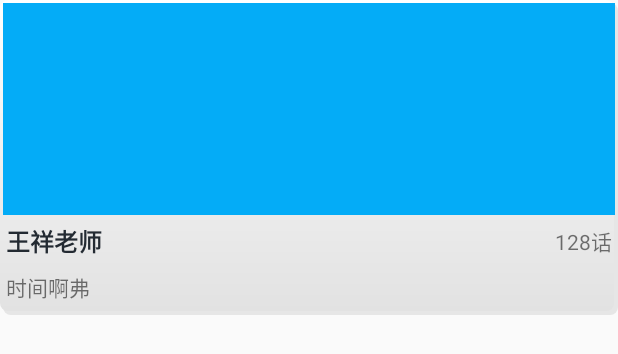
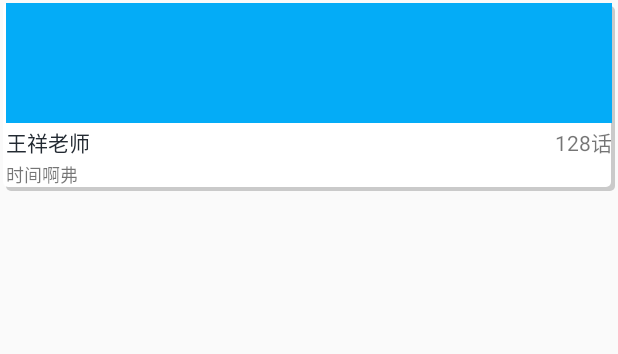
Before and after one commit to huaer123/MengAnime, an Android app: the layout item_cartoon_recommend.xml on its own in the app's theme, with its tools: preview values and no code run, on a phone screen of 412 x 824 dp. Shown: the top 354 px of the screen. Run offline under Robolectric (Android 15) with nearby library versions, the phone set to English and light mode, and no system bars.

Commit message:
精彩推荐/热门连载大致布局

```diff
--- a/app/src/main/java/com/menganime/fragment/cartoonfragment/RecommendFragment.java
+++ b/app/src/main/java/com/menganime/fragment/cartoonfragment/RecommendFragment.java
@@ -10,7 +10,7 @@ import android.view.View;
 import android.view.ViewGroup;
 
 import com.menganime.R;
-import com.menganime.RecommendAdapter;
+import com.menganime.adapter.RecommendAdapter;
 import com.menganime.base.BaseFragment;
 
 import java.util.ArrayList;
@@ -48,9 +48,6 @@ public class RecommendFragment extends BaseFragment {
         adapter=new RecommendAdapter(context,mlist);
         //设置动画
         recyclerView.setItemAnimator(new DefaultItemAnimator());
-        //设置分割线
-        //recyclerView.addItemDecoration(new DividerItemDecoration(this, DividerItemDecoration.VERTICAL_LIST));
-        //recyclerView.setLayoutManager(new LinearLayoutManager(this));
         //设置布局
         recyclerView.setLayoutManager(new StaggeredGridLayoutManager(2, StaggeredGridLayoutManager.VERTICAL));
 
--- a/app/src/main/res/drawable/shadow.xml
+++ b/app/src/main/res/drawable/shadow.xml
@@ -9,15 +9,15 @@
         <shape android:shape="rectangle">
             <gradient
                 android:angle="270"
-                android:endColor="#E6E6E6"
-                android:startColor="#E6E6E6"/>
+                android:endColor="#CACACA"
+                android:startColor="#CACACA"/>
 
             <!--<corners
                 android:bottomLeftRadius="6dip"
                 android:bottomRightRadius="6dip"
                 android:topLeftRadius="6dip"
                 android:topRightRadius="6dip"/>-->
-            <corners android:radius="5dip" />
+            <corners android:radius="3dip" />
         </shape>
     </item>
 
@@ -30,7 +30,7 @@
         <shape android:shape="rectangle">
             <gradient
                 android:angle="270"
-                android:endColor="#E2E2E2"
+                android:endColor="#FFFFFF"
                 android:startColor="#FFFFFF"/>
 
             <!--<corners
@@ -38,7 +38,7 @@
                 android:bottomRightRadius="6dip"
                 android:topLeftRadius="6dip"
                 android:topRightRadius="6dip"/>-->
-            <corners android:radius="5dip" />
+            <corners android:radius="3dip" />
         </shape>
     </item>
 
--- a/app/src/main/res/layout/fragment_cartoonmain.xml
+++ b/app/src/main/res/layout/fragment_cartoonmain.xml
@@ -2,6 +2,7 @@
 <LinearLayout xmlns:android="http://schemas.android.com/apk/res/android"
     android:layout_width="match_parent"
     android:layout_height="match_parent"
+    android:background="@color/colorE2E2E2"
     android:orientation="vertical">
     <!--漫画主界面-->
     <LinearLayout
--- a/app/src/main/res/layout/item_cartoon_header.xml
+++ b/app/src/main/res/layout/item_cartoon_header.xml
@@ -15,6 +15,8 @@
             android:id="@+id/iv_cartoon"
             android:layout_width="match_parent"
             android:layout_height="150dp"
+            android:layout_marginLeft="2dp"
+            android:layout_marginRight="2dp"
             android:background="@mipmap/line_bottom" />
 
         <RelativeLayout
@@ -44,9 +46,13 @@
         </RelativeLayout>
 
         <TextView
+            android:id="@+id/tv_content"
             android:layout_width="match_parent"
             android:layout_height="wrap_content"
             android:ellipsize="end"
+            android:layout_marginLeft="2dp"
+            android:layout_marginRight="2dp"
+            android:layout_marginBottom="2dp"
             android:lines="1"
             android:text="时间啊弗" />
     </LinearLayout>
--- a/app/src/main/res/layout/item_cartoon_recommend.xml
+++ b/app/src/main/res/layout/item_cartoon_recommend.xml
@@ -1,55 +1,58 @@
 <?xml version="1.0" encoding="utf-8"?>
-<LinearLayout xmlns:android="http://schemas.android.com/apk/res/android"
+<RelativeLayout xmlns:android="http://schemas.android.com/apk/res/android"
+    android:id="@+id/largeLabel"
     android:layout_width="match_parent"
-    android:layout_height="210dp"
+    android:layout_height="wrap_content"
     android:background="@drawable/shadow"
-    android:padding="2dp"
+    android:layout_margin="2dp"
     android:orientation="vertical">
     <!--精彩推荐-瀑布流Item-->
     <ImageView
         android:id="@+id/iv_cartoon"
         android:layout_width="match_parent"
-        android:layout_height="0dp"
-        android:layout_weight="5"
+        android:layout_height="80dp"
+        android:layout_marginLeft="2dp"
+        android:layout_marginRight="2dp"
+        android:scaleType="fitXY"
         android:background="@mipmap/line_bottom" />
 
     <RelativeLayout
+        android:id="@+id/rl_name"
+        android:layout_below="@id/iv_cartoon"
         android:layout_width="match_parent"
-        android:layout_height="0dp"
-        android:layout_marginLeft="2dp"
-        android:layout_marginRight="2dp"
-        android:layout_marginTop="3dp"
-        android:layout_weight="1"
+        android:layout_height="wrap_content"
+        android:layout_margin="2dp"
         android:orientation="horizontal">
 
         <TextView
             android:id="@+id/tv_cartoon_name"
             android:layout_width="match_parent"
-            android:layout_height="match_parent"
+            android:layout_height="wrap_content"
             android:layout_toLeftOf="@+id/tv_cartoon_hua"
             android:gravity="center_vertical"
             android:text="王祥老师"
-            android:textColor="@color/black"
-            android:textSize="16sp"
-            android:textStyle="bold" />
+            android:textColor="@color/black"/>
 
         <TextView
             android:id="@+id/tv_cartoon_hua"
             android:layout_width="wrap_content"
-            android:layout_height="match_parent"
+            android:layout_height="wrap_content"
             android:layout_alignParentRight="true"
             android:gravity="center_vertical"
             android:text="128话" />
     </RelativeLayout>
 
     <TextView
+        android:id="@+id/tv_content"
+        android:layout_below="@id/rl_name"
         android:layout_width="match_parent"
-        android:layout_height="0dp"
+        android:layout_height="wrap_content"
         android:ellipsize="end"
         android:layout_marginLeft="2dp"
-        android:layout_margin="2dp"
-        android:lines="1"
+        android:layout_marginRight="2dp"
+        android:layout_marginBottom="2dp"
         android:gravity="center_vertical"
         android:layout_weight="1"
+        android:textSize="12sp"
         android:text="时间啊弗" />
-</LinearLayout>
+</RelativeLayout>
```
Also changed, not shown: app/src/main/java/com/menganime/adapter/RecommendAdapter.java (added, +93 -0 lines), app/src/main/java/com/menganime/adapter/SerialAdapter.java (renamed from app/src/main/java/com/menganime/RecommendAdapter.java, +15 -11 lines), app/src/main/java/com/menganime/fragment/cartoonfragment/SerialFragment.java (+22 -2 lines).
